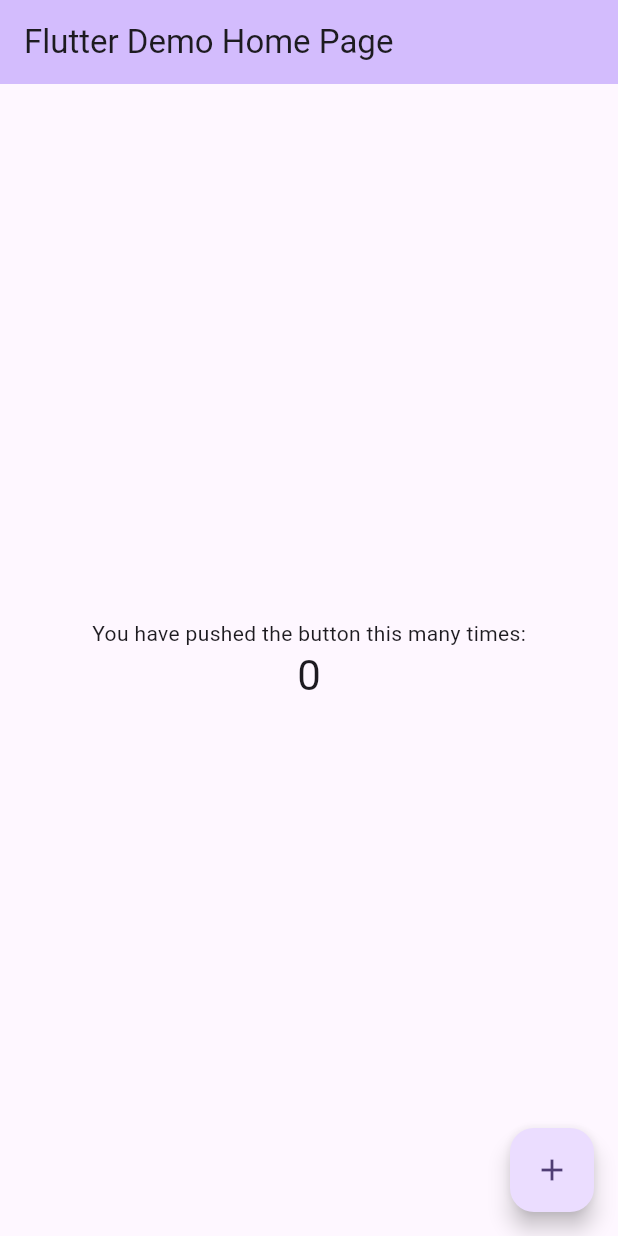
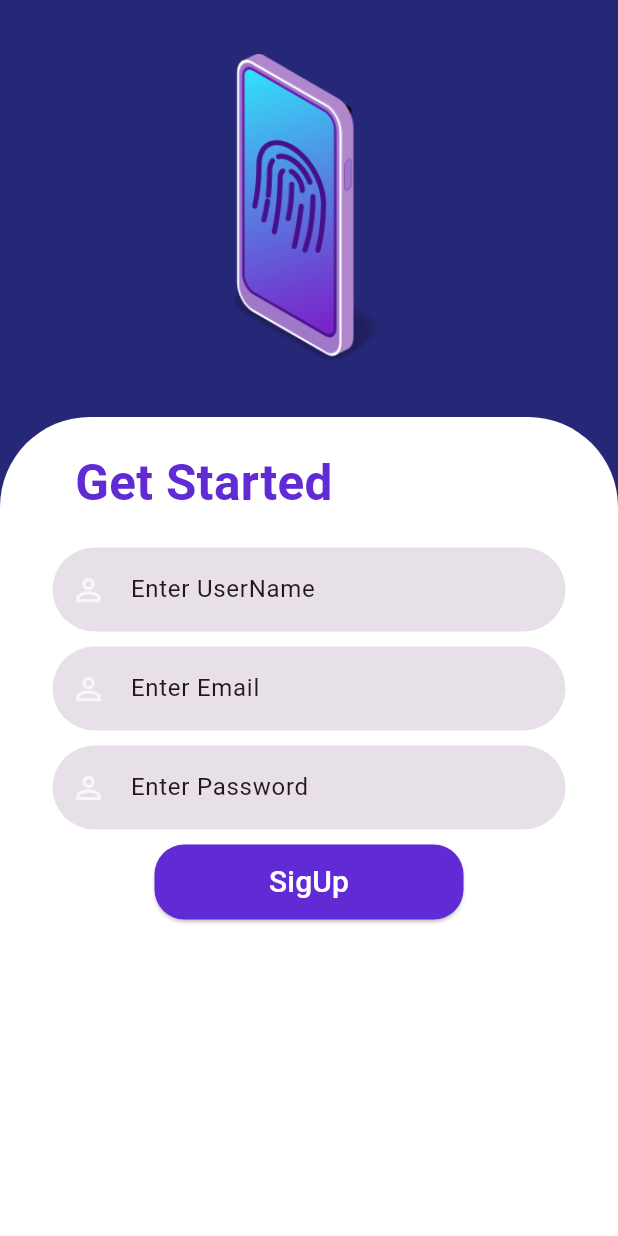
Before and after one commit to Tharwatdahroug/Service_app, a Flutter app: the screen it shows after launch, on a phone screen of 412 x 824 dp. Run offline on Flutter 3.47's test engine with Material 2 defaults, Android fonts, the light colour scheme and no system bars; our stand-ins replace cloud_firestore, firebase_auth, firebase_core; accounts and stored records are empty.

Commit message:
SigupPage

```diff
--- a/lib/Provider/AuthPorvider.dart
+++ b/lib/Provider/AuthPorvider.dart
@@ -45,8 +45,6 @@ class AuthProvider with ChangeNotifier {
         .signInWithEmailAndPassword(email: email, password: Password)
         .then((value) => print("UserLogin Scssed"))
         .catchError((error) => print("Failed to Login user: $error"));
-    ;
-
     notifyListeners();
   }
 
--- a/lib/Screen/Auth/Sigup.dart
+++ b/lib/Screen/Auth/Sigup.dart
@@ -0,0 +1,110 @@
+import 'package:flutter/material.dart';
+import 'package:provider/provider.dart';
+import 'package:service/Widget/AuthWeight.dart';
+import 'package:service/Widget/mybutton.dart';
+import 'package:service/Widget/textfromfild.dart';
+import 'package:service/Provider/AuthPorvider.dart';
+
+class Sigup extends StatelessWidget {
+  const Sigup({super.key});
+
+  @override
+  Widget build(BuildContext context) {
+    final TextEditingController _namecontroller = TextEditingController();
+    final TextEditingController _emailcontroller = TextEditingController();
+    final TextEditingController _passwordcontroller = TextEditingController();
+    final size = MediaQuery.of(context).size;
+
+    return Scaffold(
+      backgroundColor: const Color.fromRGBO(39, 39, 119, 1),
+      body: SafeArea(
+        child: Column(
+          children: [
+            Padding(
+              padding: const EdgeInsets.symmetric(vertical: 36),
+              child: Image(
+                image: const AssetImage("image/r.png"),
+                width: size.width,
+                height: size.height * 0.25,
+              ),
+            ),
+            Expanded(
+              child: Container(
+                decoration: const BoxDecoration(
+                  color: Colors.white,
+                  borderRadius: BorderRadius.only(
+                    topLeft: Radius.circular(60),
+                    topRight: Radius.circular(60),
+                  ),
+                ),
+                child: SingleChildScrollView(
+                  child: Column(children: [
+                    Padding(
+                      padding: const EdgeInsets.symmetric(
+                          vertical: 20, horizontal: 50),
+                      child: Row(
+                        crossAxisAlignment: CrossAxisAlignment.center,
+                        mainAxisAlignment: MainAxisAlignment.start,
+                        children: <Widget>[
+                          Text(
+                            "Get Started",
+                            style: TextStyle(
+                              color: Color.fromRGBO(96, 43, 213, 1),
+                              fontSize: size.height / 25,
+                              fontWeight: FontWeight.bold,
+                            ),
+                          ),
+                        ],
+                      ),
+                    ),
+                    Padding(
+                      padding: EdgeInsets.symmetric(horizontal: 35),
+                      child: AuthTextField("Enter UserName",
+                          Icons.person_outline, false, _namecontroller),
+                    ),
+                    SizedBox(
+                      height: 10,
+                    ),
+                    Padding(
+                      padding: EdgeInsets.symmetric(horizontal: 35),
+                      child: AuthTextField("Enter Email", Icons.person_outline,
+                          false, _emailcontroller),
+                    ),
+                    SizedBox(
+                      height: 10,
+                    ),
+                    Padding(
+                      padding: EdgeInsets.symmetric(horizontal: 35),
+                      child: AuthTextField("Enter Password",
+                          Icons.person_outline, true, _passwordcontroller),
+                    ),
+                    SizedBox(
+                      height: 10,
+                    ),
+                    Consumer<AuthProvider>(builder: (context, Auth, child) {
+                      return MyButton(
+                        name: 'SigUp',
+                        colors: Color.fromRGBO(96, 43, 213, 1),
+                        borderRadius: 20,
+                        onPressed: () {
+                          Auth.SigupUser(
+                            _namecontroller.text,
+                            _emailcontroller.text,
+                            _passwordcontroller.text,
+                            "Male",
+                          );
+                        },
+                        width: size.width / 2,
+                        height: 50,
+                      );
+                    }),
+                  ]),
+                ),
+              ),
+            ),
+          ],
+        ),
+      ),
+    );
+  }
+}
--- /dev/null
+++ b/lib/Widget/AuthWeight.dart
@@ -0,0 +1,61 @@
+import 'package:flutter/material.dart';
+
+TextField AuthTextField(String text, IconData icon, bool isPasswordType,
+    TextEditingController controller) {
+  return TextField(
+    controller: controller,
+    obscureText: isPasswordType,
+    enableSuggestions: !isPasswordType,
+    autocorrect: !isPasswordType,
+    cursorColor: const Color.fromARGB(255, 38, 1, 1),
+    style:
+        TextStyle(color: const Color.fromARGB(255, 0, 0, 0).withOpacity(0.9)),
+    decoration: InputDecoration(
+      prefixIcon: Icon(
+        icon,
+        color: Colors.white70,
+      ),
+      labelText: text,
+      labelStyle: TextStyle(
+          color: const Color.fromARGB(255, 16, 0, 0).withOpacity(0.9)),
+      filled: true,
+      floatingLabelBehavior: FloatingLabelBehavior.never,
+      // fillColor: Colors.white.withOpacity(0.3),
+      border: OutlineInputBorder(
+          borderRadius: BorderRadius.circular(30.0),
+          borderSide: const BorderSide(width: 0, style: BorderStyle.none)),
+    ),
+    keyboardType: isPasswordType
+        ? TextInputType.visiblePassword
+        : TextInputType.emailAddress,
+  );
+}
+
+// ignore: non_constant_identifier_names
+Container AuthButton(BuildContext context, String title, Function onTap) {
+  return Container(
+    width: MediaQuery.of(context).size.width,
+    height: 50,
+    margin: const EdgeInsets.fromLTRB(0, 10, 0, 20),
+    decoration: BoxDecoration(borderRadius: BorderRadius.circular(90)),
+    child: ElevatedButton(
+      onPressed: () {
+        onTap();
+      },
+      child: Text(
+        title,
+        style: const TextStyle(
+            color: Colors.black87, fontWeight: FontWeight.bold, fontSize: 16),
+      ),
+      style: ButtonStyle(
+          backgroundColor: MaterialStateProperty.resolveWith((states) {
+            if (states.contains(MaterialState.pressed)) {
+              return Colors.black26;
+            }
+            return Colors.white;
+          }),
+          shape: MaterialStateProperty.all<RoundedRectangleBorder>(
+              RoundedRectangleBorder(borderRadius: BorderRadius.circular(30)))),
+    ),
+  );
+}
--- a/lib/main.dart
+++ b/lib/main.dart
@@ -1,5 +1,8 @@
 import 'package:firebase_core/firebase_core.dart';
 import 'package:flutter/material.dart';
+import 'package:provider/provider.dart';
+import 'package:service/Provider/AuthPorvider.dart';
+import 'package:service/Screen/Auth/Sigup.dart';
 import 'package:service/firebase_options.dart';
 
 void main() async {
@@ -16,116 +19,22 @@ class MyApp extends StatelessWidget {
   // This widget is the root of your application.
   @override
   Widget build(BuildContext context) {
-    return MaterialApp(
-      title: 'Flutter Demo',
-      theme: ThemeData(
-        // This is the theme of your application.
-        //
-        // TRY THIS: Try running your application with "flutter run". You'll see
-        // the application has a blue toolbar. Then, without quitting the app,
-        // try changing the seedColor in the colorScheme below to Colors.green
-        // and then invoke "hot reload" (save your changes or press the "hot
-        // reload" button in a Flutter-supported IDE, or press "r" if you used
-        // the command line to start the app).
-        //
-        // Notice that the counter didn't reset back to zero; the application
-        // state is not lost during the reload. To reset the state, use hot
-        // restart instead.
-        //
-        // This works for code too, not just values: Most code changes can be
-        // tested with just a hot reload.
-        colorScheme: ColorScheme.fromSeed(seedColor: Colors.deepPurple),
-        useMaterial3: true,
+    return MultiProvider(
+      providers: [
+        ChangeNotifierProvider<AuthProvider>(
+          create: (context) => AuthProvider(),
+        )
+      ],
+      child: MaterialApp(
+        debugShowCheckedModeBanner: false,
+        debugShowMaterialGrid: false,
+        title: 'Flutter Demo',
+        theme: ThemeData(
+          colorScheme: ColorScheme.fromSeed(seedColor: Colors.deepPurple),
+          useMaterial3: true,
+        ),
+        home: Sigup(),
       ),
-      home: const MyHomePage(title: 'Flutter Demo Home Page'),
     );
   }
 }
-
-class MyHomePage extends StatefulWidget {
-  const MyHomePage({super.key, required this.title});
-
-  // This widget is the home page of your application. It is stateful, meaning
-  // that it has a State object (defined below) that contains fields that affect
-  // how it looks.
-
-  // This class is the configuration for the state. It holds the values (in this
-  // case the title) provided by the parent (in this case the App widget) and
-  // used by the build method of the State. Fields in a Widget subclass are
-  // always marked "final".
-
-  final String title;
-
-  @override
-  State<MyHomePage> createState() => _MyHomePageState();
-}
-
-class _MyHomePageState extends State<MyHomePage> {
-  int _counter = 0;
-
-  void _incrementCounter() {
-    setState(() {
-      // This call to setState tells the Flutter framework that something has
-      // changed in this State, which causes it to rerun the build method below
-      // so that the display can reflect the updated values. If we changed
-      // _counter without calling setState(), then the build method would not be
-      // called again, and so nothing would appear to happen.
-      _counter++;
-    });
-  }
-
-  @override
-  Widget build(BuildContext context) {
-    // This method is rerun every time setState is called, for instance as done
-    // by the _incrementCounter method above.
-    //
-    // The Flutter framework has been optimized to make rerunning build methods
-    // fast, so that you can just rebuild anything that needs updating rather
-    // than having to individually change instances of widgets.
-    return Scaffold(
-      appBar: AppBar(
-        // TRY THIS: Try changing the color here to a specific color (to
-        // Colors.amber, perhaps?) and trigger a hot reload to see the AppBar
-        // change color while the other colors stay the same.
-        backgroundColor: Theme.of(context).colorScheme.inversePrimary,
-        // Here we take the value from the MyHomePage object that was created by
-        // the App.build method, and use it to set our appbar title.
-        title: Text(widget.title),
-      ),
-      body: Center(
-        // Center is a layout widget. It takes a single child and positions it
-        // in the middle of the parent.
-        child: Column(
-          // Column is also a layout widget. It takes a list of children and
-          // arranges them vertically. By default, it sizes itself to fit its
-          // children horizontally, and tries to be as tall as its parent.
-          //
-          // Column has various properties to control how it sizes itself and
-          // how it positions its children. Here we use mainAxisAlignment to
-          // center the children vertically; the main axis here is the vertical
-          // axis because Columns are vertical (the cross axis would be
-          // horizontal).
-          //
-          // TRY THIS: Invoke "debug painting" (choose the "Toggle Debug Paint"
-          // action in the IDE, or press "p" in the console), to see the
-          // wireframe for each widget.
-          mainAxisAlignment: MainAxisAlignment.center,
-          children: <Widget>[
-            const Text(
-              'You have pushed the button this many times:',
-            ),
-            Text(
-              '$_counter',
-              style: Theme.of(context).textTheme.headlineMedium,
-            ),
-          ],
-        ),
-      ),
-      floatingActionButton: FloatingActionButton(
-        onPressed: _incrementCounter,
-        tooltip: 'Increment',
-        child: const Icon(Icons.add),
-      ), // This trailing comma makes auto-formatting nicer for build methods.
-    );
-  }
-}
--- a/lib/model/UserModel.dart
+++ b/lib/model/UserModel.dart
@@ -1,11 +1,11 @@
-class User {
-  User({
+class Users {
+  Users({
     required this.name,
     required this.email,
     required this.type,
   });
 
-  User.fromJson(Map<String, Object?> json)
+  Users.fromJson(Map<String, Object?> json)
       : this(
           name: json['Name']! as String,
           email: json['email']! as String,
```
Also changed, not shown: lib/Screen/Auth/Login.dart (+10 -0 lines), lib/Widget/app_drawer.dart (+27 -31 lines), lib/Widget/user_product_item.dart (+53 -53 lines), pubspec.yaml (+6 -3 lines), 1 other file.
